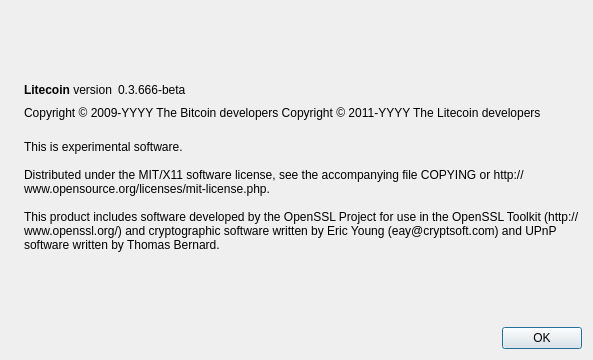
This is src/qt/forms/aboutdialog.ui in oilgascoin/OilGasCoin as Qt 5 draws it before an edit. The edited form follows.
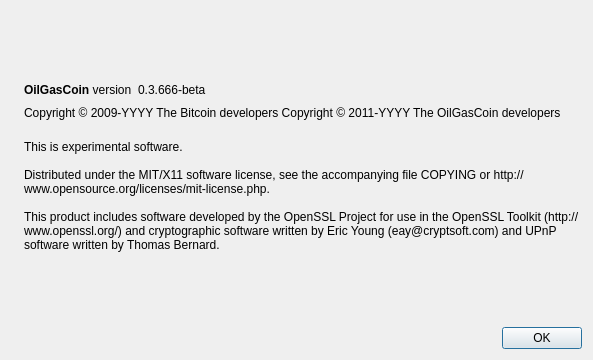
This is the edited form. Icons and pictures are not drawn.

The edit to the form file:
```diff
--- a/src/qt/forms/aboutdialog.ui
+++ b/src/qt/forms/aboutdialog.ui
@@ -50,7 +50,7 @@
           <cursorShape>IBeamCursor</cursorShape>
          </property>
          <property name="text">
-          <string>&lt;b&gt;Litecoin&lt;/b&gt; version</string>
+          <string>&lt;b&gt;OilGasCoin&lt;/b&gt; version</string>
          </property>
          <property name="textInteractionFlags">
           <set>Qt::LinksAccessibleByMouse|Qt::TextSelectableByKeyboard|Qt::TextSelectableByMouse</set>
@@ -92,7 +92,7 @@
        </property>
        <property name="text">
         <string notr="true">Copyright &amp;copy; 2009-YYYY The Bitcoin developers
-Copyright &amp;copy; 2011-YYYY The Litecoin developers</string>
+Copyright &amp;copy; 2011-YYYY The OilGasCoin developers</string>
        </property>
        <property name="textFormat">
         <enum>Qt::RichText</enum>
```
Left out of the diff: 2 changed lines with no effect on the pictures.
